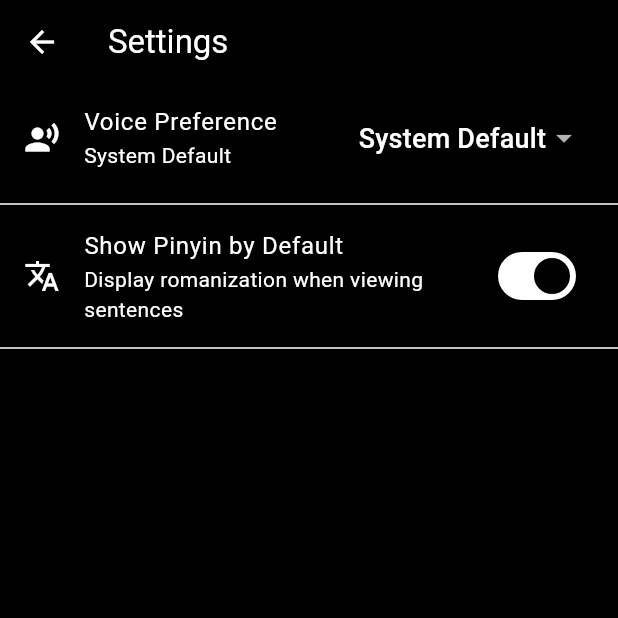
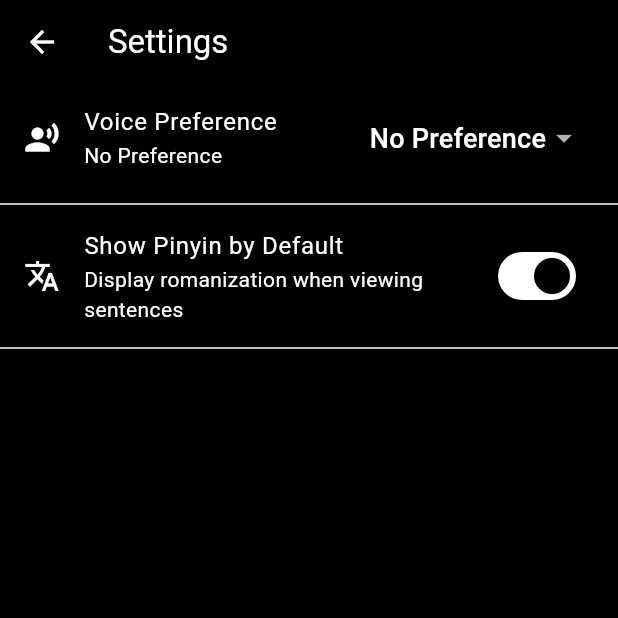
Before and after one commit to cogeor/speaktolearn, a Flutter app: the SettingsScreen screen opened by its route, on a phone screen of 412 x 824 dp, the top half of it. Run offline on Flutter 3.47's test engine with Material 3 defaults, Android fonts, the phone set to English and light mode, and no system bars; our stand-ins replace dio, flutter_riverpod, freezed_annotation, go_router, hive, hive_flutter and 3 more; missing offline and left inert: audio_waveforms, record; accounts and stored records are empty.

Commit message:
refactor(settings): rename systemDefault to noPreference and add currentLevel
- Rename VoicePreference.systemDefault to noPreference (clearer meaning)
- Add backward-compatible @JsonValue for migration
- Add currentLevel field (1-6) for HSK level selection
- Add updateCurrentLevel() method to settings controller

Implements: 20260208-214116-tasks-implementation/04, 05

🤖 Generated with [Claude Code](https://claude.com/claude-code)

Co-Authored-By: Claude Opus 4.5 <noreply@anthropic.com>

```diff
--- a/apps/mobile_flutter/lib/features/settings/domain/app_settings.dart
+++ b/apps/mobile_flutter/lib/features/settings/domain/app_settings.dart
@@ -3,8 +3,24 @@ import 'package:freezed_annotation/freezed_annotation.dart';
 part 'app_settings.freezed.dart';
 part 'app_settings.g.dart';
 
-/// Voice preference for TTS playback.
-enum VoicePreference { systemDefault, male, female }
+/// Voice preference for audio playback.
+///
+/// Controls which voice is selected when multiple voices are available
+/// for an example sentence:
+/// - [noPreference]: Picks the first available voice
+/// - [male]: Prefers male voices if available
+/// - [female]: Prefers female voices if available
+enum VoicePreference {
+  /// Use the first available voice (no gender preference).
+  @JsonValue('systemDefault') // Backward compatibility with stored settings
+  noPreference,
+
+  /// Prefer male voices if available.
+  male,
+
+  /// Prefer female voices if available.
+  female,
+}
 
 @freezed
 class AppSettings with _$AppSettings {
@@ -16,7 +32,9 @@ class AppSettings with _$AppSettings {
     @Default(1.0) double playbackSpeed,
     @Default(false) bool autoPlayExample,
     String? preferredVoiceId,
-    @Default(VoicePreference.systemDefault) VoicePreference voicePreference,
+    @Default(VoicePreference.noPreference) VoicePreference voicePreference,
+    /// Current HSK level (1-6). Defaults to 1.
+    @Default(1) int currentLevel,
   }) = _AppSettings;
 
   factory AppSettings.fromJson(Map<String, dynamic> json) =>
--- a/apps/mobile_flutter/lib/features/settings/presentation/settings_screen.dart
+++ b/apps/mobile_flutter/lib/features/settings/presentation/settings_screen.dart
@@ -72,8 +72,8 @@ class SettingsScreen extends ConsumerWidget {
 
   String _voicePreferenceLabel(VoicePreference pref) {
     switch (pref) {
-      case VoicePreference.systemDefault:
-        return 'System Default';
+      case VoicePreference.noPreference:
+        return 'No Preference';
       case VoicePreference.male:
         return 'Male';
       case VoicePreference.female:
```
Also changed, not shown: apps/mobile_flutter/lib/features/settings/presentation/settings_controller.dart (+9 -0 lines), apps/mobile_flutter/lib/features/settings/domain/app_settings.freezed.dart, apps/mobile_flutter/lib/features/settings/domain/app_settings.g.dart.
